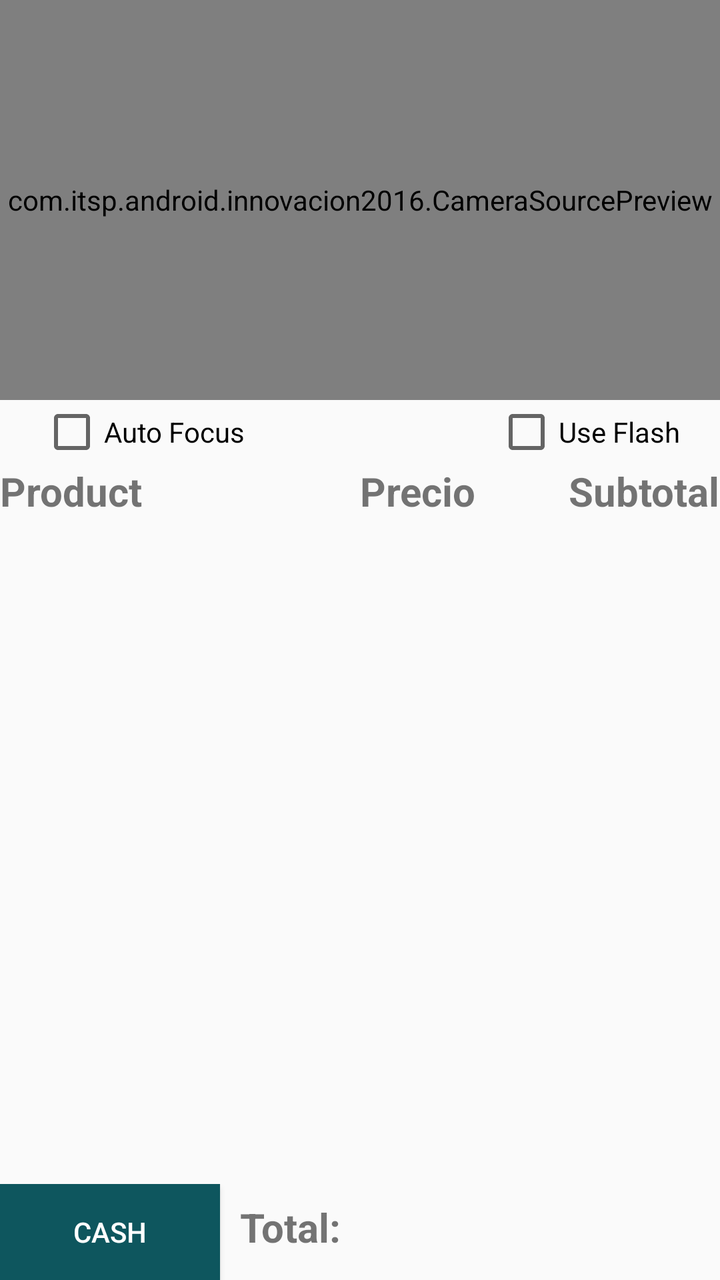
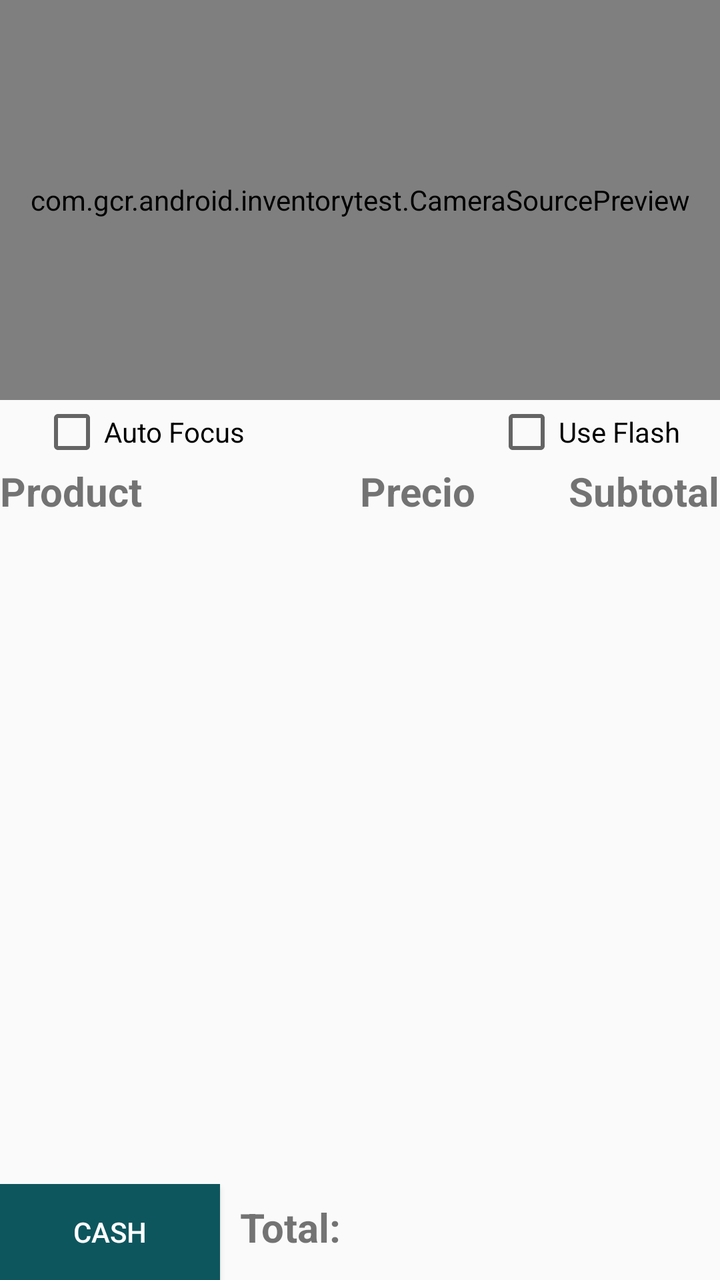

Two renders of the same Android screen: before a commit and after it. Below are the layout's source before the change and the commit's diff.
<!-- AndroidManifest.xml: application theme AppTheme -->
<!-- res/layout/activity_punto_venta.xml -->
<?xml version="1.0" encoding="utf-8"?>
<RelativeLayout xmlns:android="http://schemas.android.com/apk/res/android"
    xmlns:tools="http://schemas.android.com/tools"
    android:layout_width="match_parent"
    android:layout_height="match_parent"
    android:orientation="vertical"
    tools:context="com.itsp.android.innovacion2016.PuntoVentaActivity">

    <LinearLayout
        android:orientation="vertical"
        android:layout_width="match_parent"
        android:layout_height="match_parent"
        android:layout_above="@+id/menus">

    <LinearLayout
        android:orientation="vertical"
        android:layout_width="match_parent"
        android:layout_height="wrap_content">

        <com.itsp.android.innovacion2016.CameraSourcePreview
            android:id="@+id/cameraSourcePreviewVenta"
            android:layout_gravity="center"
            android:layout_width="match_parent"
            android:layout_height="200dp">
            

            <com.itsp.android.innovacion2016.GraphicOverlay
                android:id="@+id/barcodeGraphicOverlayVenta"
                android:layout_width="match_parent"
                android:layout_height="match_parent" />
        </com.itsp.android.innovacion2016.CameraSourcePreview>

        <LinearLayout
            android:layout_width="fill_parent"
            android:layout_height="match_parent"
            android:orientation="horizontal"
            android:paddingLeft="@dimen/padding"
            android:paddingRight="@dimen/padding">

            <LinearLayout
                android:orientation="horizontal"
                android:layout_width="wrap_content"
                android:layout_height="wrap_content">

                <CheckBox
                    android:layout_weight="1"
                    android:layout_width="0dp"
                    android:layout_height="wrap_content"
                    android:text="@string/auto_focus"
                    android:id="@+id/compAutoFocusVenta"
                    android:checked="false"
                    android:gravity="center"/>
            </LinearLayout>

            <LinearLayout
                android:orientation="horizontal"
                android:layout_width="fill_parent"
                android:layout_height="wrap_content"
                android:gravity="end">

                <CheckBox
                    android:layout_width="wrap_content"
                    android:layout_height="wrap_content"
                    android:text="@string/use_flash"
                    android:id="@+id/compUseFlashVenta"
                    android:checked="false"
                    android:gravity="center"/>
            </LinearLayout>
        </LinearLayout>
    </LinearLayout>

    <LinearLayout
        android:orientation="horizontal"
        android:layout_width="match_parent"
        android:layout_height="wrap_content"
        tools:ignore="DisableBaselineAlignment">

        <LinearLayout
            android:orientation="vertical"
            android:layout_weight=".5"
            android:gravity="start"
            android:layout_width="0dp"
            android:layout_height="wrap_content">

            <TextView
                android:layout_width="match_parent"
                android:layout_height="wrap_content"
                android:text="@string/product"
                android:textStyle="bold"
                android:textSize="20sp" />
        </LinearLayout>

        <LinearLayout
            android:layout_width="0dp"
            android:layout_height="wrap_content"
            android:layout_weight=".25"
            android:layout_gravity="center"
            android:orientation="vertical">

            <TextView
                android:layout_width="wrap_content"
                android:layout_height="wrap_content"
                android:layout_gravity="start"
                android:text="@string/precio"
                android:textStyle="bold"
                android:textSize="20sp" />
        </LinearLayout>

        <LinearLayout
            android:layout_width="0dp"
            android:layout_height="wrap_content"
            android:layout_gravity="end"
            android:layout_weight=".25"
            android:orientation="vertical">

            <TextView
                android:layout_width="wrap_content"
                android:layout_height="wrap_content"
                android:layout_gravity="end"
                android:text="@string/subtotal"
                android:textStyle="bold"
                android:textSize="20sp" />
        </LinearLayout>
    </LinearLayout>

    <ListView
        android:layout_width="match_parent"
        android:id="@+id/listProductosVenta"
        android:divider="#000000"
        android:dividerHeight="1dp"
        android:layout_height="match_parent" />

    </LinearLayout>

    <LinearLayout
        android:layout_width="match_parent"
        android:layout_height="wrap_content"
        android:orientation="horizontal"
        android:id="@+id/menus"
        android:layout_alignParentBottom="true">

        <Button
            android:layout_weight="1"
            android:id="@+id/btnCobrarVenta"
            android:text="@string/cobrar"
            android:layout_width="match_parent"
            android:layout_height="wrap_content"
            android:background="@color/colorPrimary"
            android:textColor="#ffffff"
            android:layout_marginRight="10sp"
            tools:ignore="RtlHardcoded" />

        <TextView
            android:layout_weight="1"
            android:layout_width="match_parent"
            android:layout_height="wrap_content"
            android:textSize="20sp"
            android:textStyle="bold"
            android:text="@string/total"/>

        <TextView
            android:layout_weight="1"
            android:layout_width="match_parent"
            android:layout_height="wrap_content"
            android:textSize="20sp"
            android:textStyle="bold"
            android:id="@+id/textTotalVenta" />
    </LinearLayout>

</RelativeLayout>
<!-- resources referenced by this layout -->
<resources>
  <color name="colorPrimary">#0e565e</color>
  <dimen name="padding">20dp</dimen>
  <string name="auto_focus">Auto Focus</string>
  <string name="cobrar">Cash</string>
  <string name="precio">Precio</string>
  <string name="product">Product</string>
  <string name="subtotal">Subtotal</string>
  <string name="total">Total:</string>
  <string name="use_flash">Use Flash</string>
  <style name="AppTheme" parent="Theme.AppCompat.Light.DarkActionBar">
          
          <item name="colorPrimary">@color/colorPrimary</item>
          <item name="colorPrimaryDark">@color/colorPrimaryDark</item>
          <item name="colorAccent">@color/colorAccent</item>
      </style>
  <color name="colorPrimaryDark">#4666e7</color>
  <color name="colorAccent">#000000</color>
</resources>

<!-- the commit's change to res/layout/activity_punto_venta.xml (unified diff, before → after) -->
@@ -4,7 +4,7 @@
     android:layout_width="match_parent"
     android:layout_height="match_parent"
     android:orientation="vertical"
-    tools:context="com.itsp.android.innovacion2016.PuntoVentaActivity">
+    tools:context="com.gcr.android.inventorytest.PuntoVentaActivity">
 
     <LinearLayout
         android:orientation="vertical"
@@ -17,18 +17,18 @@
         android:layout_width="match_parent"
         android:layout_height="wrap_content">
 
-        <com.itsp.android.innovacion2016.CameraSourcePreview
+        <com.gcr.android.inventorytest.CameraSourcePreview
             android:id="@+id/cameraSourcePreviewVenta"
             android:layout_gravity="center"
             android:layout_width="match_parent"
             android:layout_height="200dp">
             
 
-            <com.itsp.android.innovacion2016.GraphicOverlay
+            <com.gcr.android.inventorytest.GraphicOverlay
                 android:id="@+id/barcodeGraphicOverlayVenta"
                 android:layout_width="match_parent"
                 android:layout_height="match_parent" />
-        </com.itsp.android.innovacion2016.CameraSourcePreview>
+        </com.gcr.android.inventorytest.CameraSourcePreview>
 
         <LinearLayout
             android:layout_width="fill_parent"
